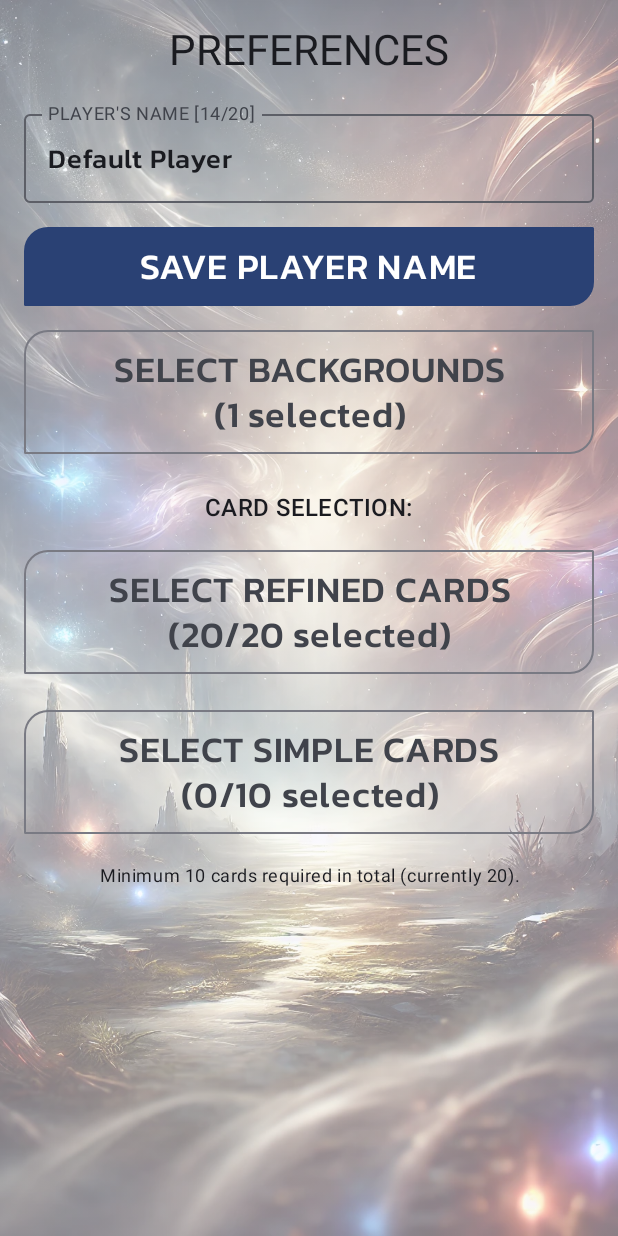
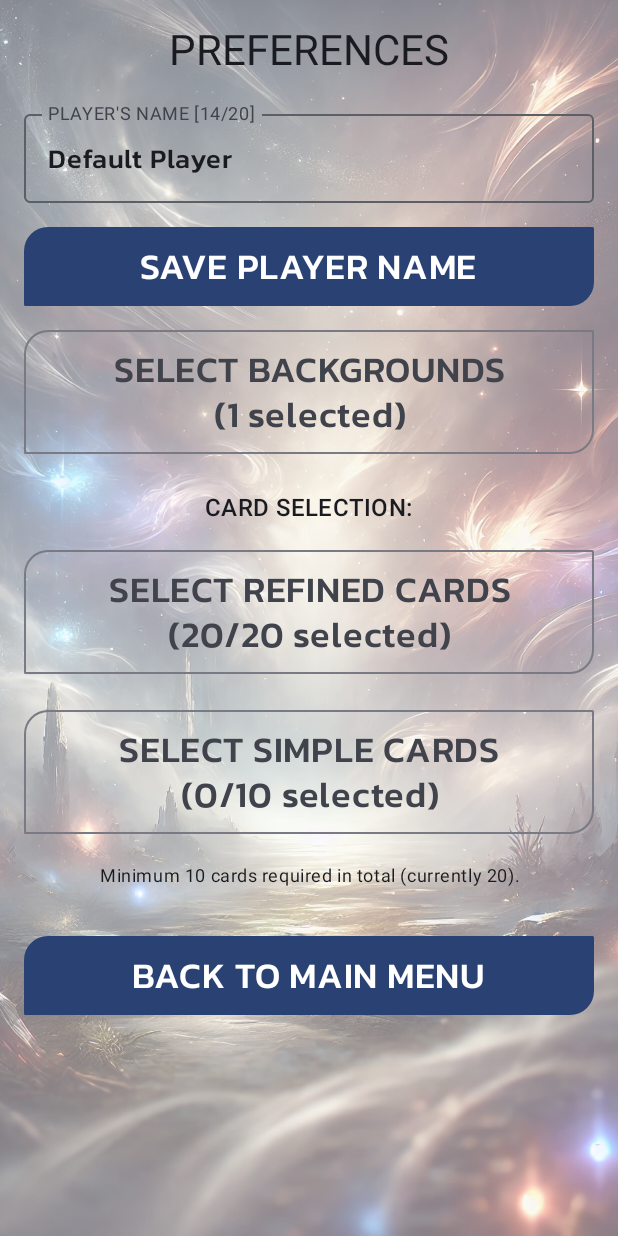
Before and after one commit to moxmose/MoxMemoryGamePublic, an Android app built with Jetpack Compose: the PreferencesScreen screen opened through its navigation route, on a phone screen of 412 x 824 dp. Run offline under Robolectric (Android 15) with nearby library versions, the phone set to English and light mode, and no system bars; Roboto replaces fonts that are not available here.

Commit message:
Refactor: Integrate DataStore for card selection in GameViewModel and update PreferencesViewModel
- Modified `GameViewModel` to:
    - Inject a `resourceNameToId` lambda to convert resource names (from DataStore) to drawable IDs.
    - Asynchronously load and shuffle cards in `resetGame()` using `viewModelScope.launch`.
    - Create `loadAndShuffleCards()` to fetch selected card resource names from `appSettingsDataStore.selectedCards.first()`, convert them to drawable IDs, and populate `_tablePlay` with logical card IDs.
    - Use `RealAppSettingsDataStore.DEFAULT_SELECTED_CARDS` as a fallback if user-selected cards are insufficient.
    - Adjust score updates to use `_score.intValue`.
- Updated `AppModule.kt` to:
    - Provide the `resourceNameToId` lambda to `GameViewModel`, using `androidContext().resources.getIdentifier()`.
- Enhanced `PreferencesViewModel.kt` to:
    - Add `onBackToMainMenuClicked()` for navigation.
    - Improve logging in `confirmCardSelectionsForSet` for selection validation and DataStore saving.
- Updated `PreferencesScreen.kt` to:
    - Add a "BACK TO MAIN MENU" button that calls `preferencesViewModel.onBackToMainMenuClicked()`.
- Added `android.util.Log` imports where necessary for debugging.

```diff
--- a/app/src/main/java/com/example/moxmemorygame/ui/PreferencesScreen.kt
+++ b/app/src/main/java/com/example/moxmemorygame/ui/PreferencesScreen.kt
@@ -55,9 +55,9 @@ import com.example.moxmemorygame.BackgroundImg
 import com.example.moxmemorygame.IAppSettingsDataStore
 import com.example.moxmemorygame.R // Necessario per R.drawable.placeholder se usato
 import com.example.moxmemorygame.RealAppSettingsDataStore // Per i valori di default
-//import com.example.moxmemorygame.ui.GameCardClass.Companion.BOARD_WIDTH
-//import com.example.moxmemorygame.ui.GameCardClass.Companion.BOARD_HEIGHT
-//import com.example.moxmemorygame.ui.GameCardClass.Companion.BOARD_WIDTH
+//import com.example.moxmemorygame.ui.GameCardClass.Companion.BOARD_WIDTH // Lasciato come da utente
+//import com.example.moxmemorygame.ui.GameCardClass.Companion.BOARD_HEIGHT // Lasciato come da utente
+//import com.example.moxmemorygame.ui.GameCardClass.Companion.BOARD_WIDTH // Lasciato come da utente
 import kotlinx.coroutines.flow.MutableStateFlow
 import kotlinx.coroutines.flow.StateFlow
 import kotlinx.coroutines.flow.asStateFlow
@@ -218,6 +218,23 @@ fun PreferencesScreen(
                         textAlign = TextAlign.Center,
                         modifier = Modifier.fillMaxWidth().padding(top = 4.dp)
                     )
+                }
+
+                // --- Pulsante Back to Main Menu ---
+                item {
+                    Spacer(modifier = Modifier.height(16.dp)) // Aggiunge uno spazio prima del pulsante Indietro
+                    Button(
+                        onClick = { preferencesViewModel.onBackToMainMenuClicked() },
+                        shape = RoundedCornerShape(
+                            topStart = 16.dp,
+                            topEnd = 1.dp,
+                            bottomStart = 1.dp,
+                            bottomEnd = 16.dp
+                        ),
+                        modifier = Modifier.fillMaxWidth()
+                    ) {
+                        Text("BACK TO MAIN MENU")
+                    }
                 }
             }
             SnackbarHost(
```
Also changed, not shown: app/src/main/java/com/example/moxmemorygame/AppModule.kt (+16 -3 lines), app/src/main/java/com/example/moxmemorygame/ui/GameViewModel.kt (+80 -23 lines), app/src/main/java/com/example/moxmemorygame/ui/PreferencesViewModel.kt (+14 -14 lines).
